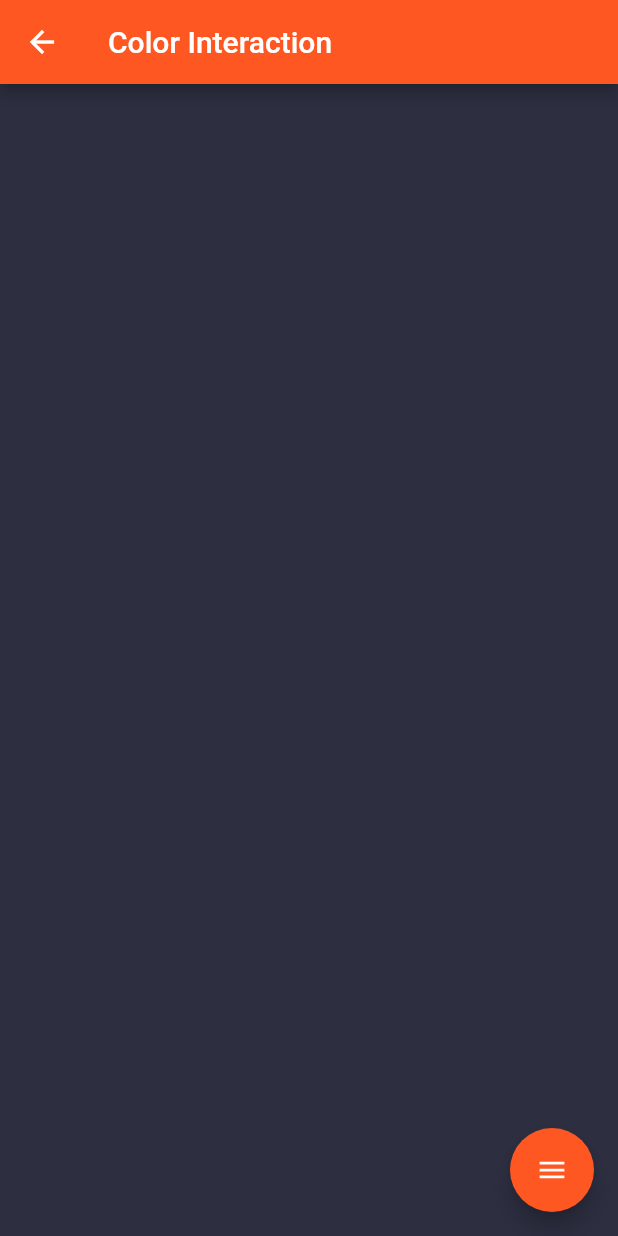
After one commit to tanzil114/playwithme, a Flutter app: the GradientInteractionScreen screen opened directly, on a phone screen of 412 x 824 dp. The commit adds this screen. Run offline on Flutter 3.47's test engine with Material 2 defaults, Android fonts, the phone set to English and light mode, and no system bars; drawn by our look-alikes of flutter_speed_dial; our stand-ins replace flushbar, flutter_colorpicker.

Commit message:
Added gradient interaction

```diff
--- a/lib/src/object_painter.dart
+++ b/lib/src/object_painter.dart
@@ -1,9 +1,10 @@
 import 'package:flutter/material.dart';
 import 'constants/app_config.dart';
+import 'dart:ui' as ui;
 
 class ObjectPainter extends CustomPainter {
-  ObjectPainter({
-    this.objectPoints,
+  ObjectPainter(
+      {this.objectPoints,
       this.shouldJoinPoints,
       this.objectColor = AppConfig.objectColor,
       this.shouldBrushPaint = false,
@@ -11,7 +12,7 @@ class ObjectPainter extends CustomPainter {
       this.brushColor,
       this.erasePoints,
       this.objectBlurSigma = -1,
-  });
+      this.gradientColorList});
   final List<Offset> objectPoints;
   final bool shouldJoinPoints;
   final Color objectColor;
@@ -20,6 +21,7 @@ class ObjectPainter extends CustomPainter {
   final Color brushColor;
   final List<Offset> erasePoints;
   final double objectBlurSigma;
+  final List<Color> gradientColorList;
 
   @override
   void paint(Canvas canvas, Size size) {
@@ -32,7 +34,11 @@ class ObjectPainter extends CustomPainter {
     }
     var objectPaint = Paint()
       ..color = objectColor
-      ..maskFilter = MaskFilter.blur(BlurStyle.normal, currentObjectBlurSigma);
+      ..maskFilter = MaskFilter.blur(BlurStyle.normal, currentObjectBlurSigma)
+      ..shader = gradientColorList != null
+          ? ui.Gradient.linear(
+              objectPoints.first, objectPoints.last, gradientColorList)
+          : null;
     if (!shouldJoinPoints) {
       objectPoints.forEach((e) {
         canvas.drawCircle(e, AppConfig.objectPointRadius, paint);
--- /dev/null
+++ b/lib/src/screens/gradient_interaction_screen.dart
@@ -0,0 +1,107 @@
+import 'package:flutter/material.dart';
+import 'package:flutter_speed_dial/flutter_speed_dial.dart';
+import 'package:playwithme/src/constants/app_config.dart';
+import 'package:playwithme/src/helper/color_picker_handler.dart';
+import 'package:playwithme/src/helper/helper.dart';
+
+import '../object_painter.dart';
+
+class GradientInteractionScreen extends StatefulWidget {
+  final List<Offset> objectPoints;
+  const GradientInteractionScreen({Key key, this.objectPoints})
+      : super(key: key);
+  @override
+  _GradientInteractionScreenState createState() =>
+      _GradientInteractionScreenState();
+}
+
+class _GradientInteractionScreenState extends State<GradientInteractionScreen> {
+  Color pickerColor1 = AppConfig.objectColor;
+  Color currentColor1 = AppConfig.objectColor;
+  Color pickerColor2 = AppConfig.objectColor;
+  Color currentColor2 = AppConfig.objectColor;
+
+  void changeColor1(Color color) {
+    setState(() => pickerColor1 = color);
+  }
+
+  void changeColor2(Color color) {
+    setState(() => pickerColor2 = color);
+  }
+
+  @override
+  Widget build(BuildContext context) {
+    return Scaffold(
+      appBar: AppBar(
+        title: Text('Color Interaction'),
+      ),
+      floatingActionButton: SpeedDial(
+        marginRight: 18,
+        marginBottom: 60,
+        animatedIcon: AnimatedIcons.menu_close,
+        animatedIconTheme: IconThemeData(size: 22.0),
+        shape: CircleBorder(),
+        children: [
+          SpeedDialChild(
+            child: Icon(Icons.arrow_back),
+            backgroundColor: Colors.red,
+            label: 'Back',
+            labelStyle: TextStyle(fontSize: 18.0),
+            onTap: () => Navigator.pop(context),
+          ),
+          SpeedDialChild(
+            child: Icon(Icons.colorize),
+            backgroundColor: Colors.red,
+            label: 'Color1',
+            labelStyle: TextStyle(fontSize: 18.0),
+            onTap: () => ColorPickerHandler.showColorPickerDialog(
+                context: context,
+                pickerColor: pickerColor1,
+                currentColor: currentColor1,
+                changeColor: changeColor1,
+                onPressed: () {
+                  setState(() => currentColor1 = pickerColor1);
+                  Navigator.of(context).pop();
+                }),
+          ),
+          SpeedDialChild(
+            child: Icon(Icons.colorize),
+            backgroundColor: Colors.red,
+            label: 'Color2',
+            labelStyle: TextStyle(fontSize: 18.0),
+            onTap: () => ColorPickerHandler.showColorPickerDialog(
+                context: context,
+                pickerColor: pickerColor2,
+                currentColor: currentColor2,
+                changeColor: changeColor2,
+                onPressed: () {
+                  setState(() => currentColor2 = pickerColor2);
+                  Navigator.of(context).pop();
+                }),
+          ),
+          SpeedDialChild(
+            child: Icon(Icons.info),
+            backgroundColor: Colors.red,
+            label: 'Info',
+            labelStyle: TextStyle(fontSize: 18.0),
+            onTap: () => Helper.showAlertDialog(context, 'Color Interaction',
+                'Use both color pickers from the options menu to add gradient to the object'),
+          ),
+        ],
+      ),
+      body: GestureDetector(
+        child: Container(
+          color: AppConfig.backgroundColor,
+          child: CustomPaint(
+            painter: ObjectPainter(
+              objectPoints: widget.objectPoints,
+              shouldJoinPoints: true,
+              gradientColorList: [currentColor1, currentColor2],
+            ),
+            child: Container(),
+          ),
+        ),
+      ),
+    );
+  }
+}
```
Also changed, not shown: lib/src/screens/home_screen.dart (+16 -0 lines). Lines whose indentation alone changed are shown as unchanged.
